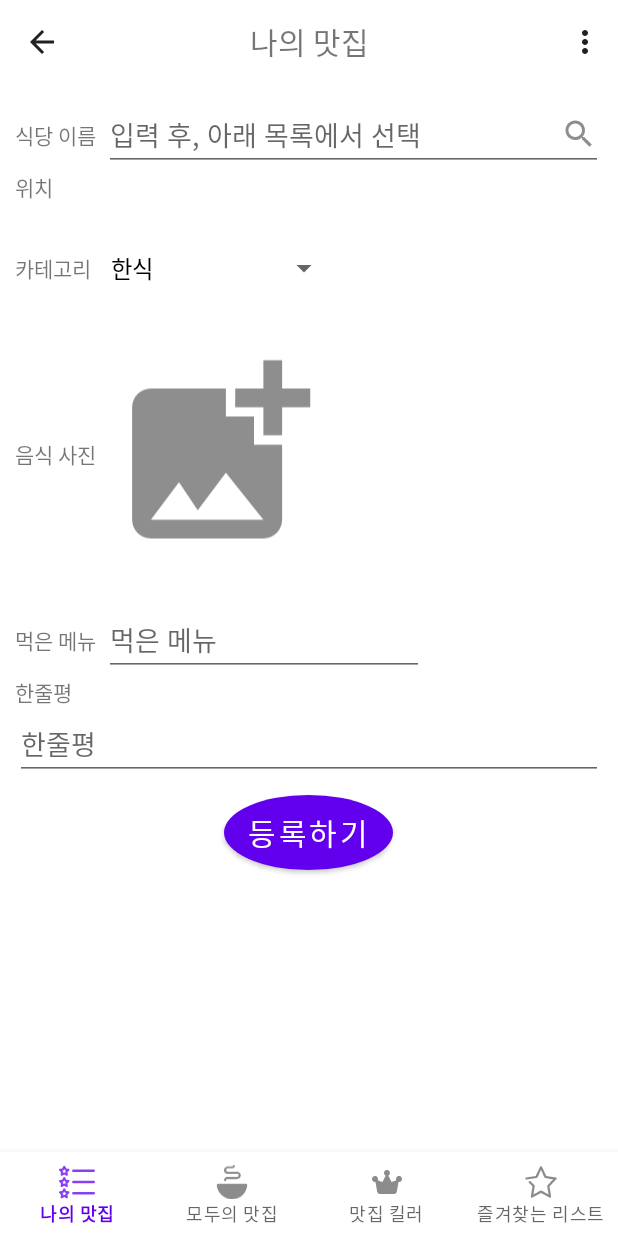
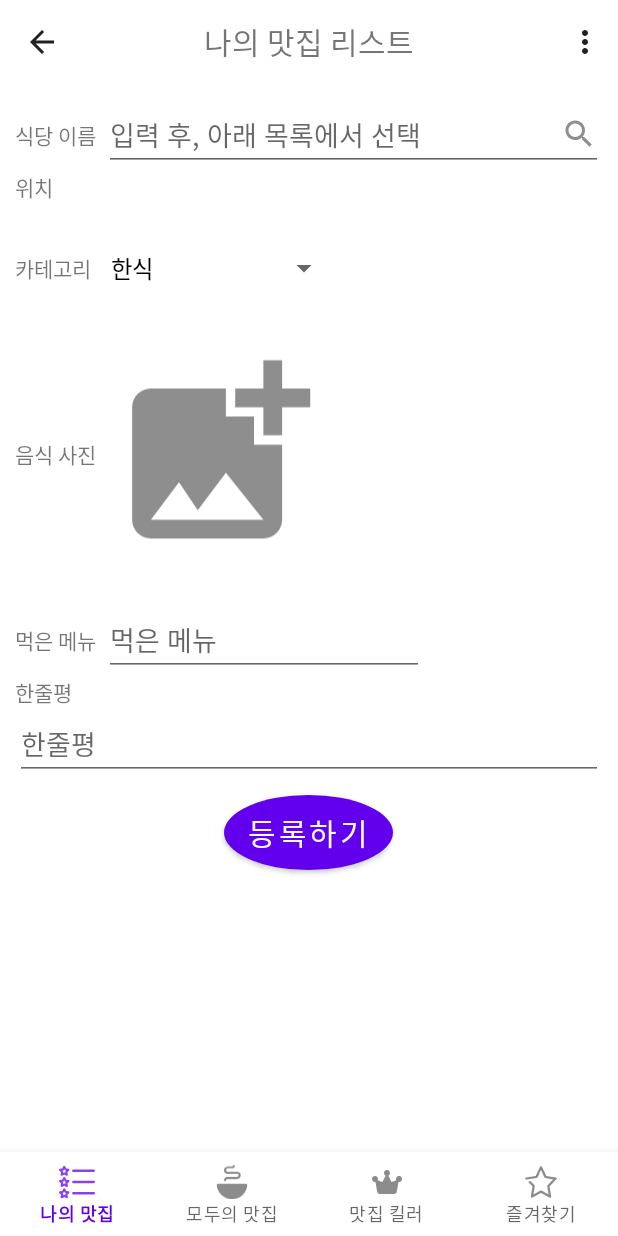
Before and after one commit to dpdms529/JMT, an Android app: the MyList screen opened directly, with no data from a screen before it, after a tap on an icon or button, on a phone screen of 412 x 824 dp. Run offline under Robolectric (Android 15) with nearby library versions, the phone set to English and light mode, and no system bars; our stand-ins replace Firebase (no records; nobody signed in at launch, a user with empty details on screens opened directly); libraries missing offline, so code that uses them is left out: com.kakao.sdk; pictures from the network do not load; 2 statements that could not run were skipped.

Commit message:
Change toolbar text

```diff
--- a/app/src/main/java/org/techtown/jmt/MyList.java
+++ b/app/src/main/java/org/techtown/jmt/MyList.java
@@ -62,7 +62,7 @@ public class MyList extends Fragment {
         View v = inflater.inflate(R.layout.fragment_my_list, container, false);
 
         toolbar_text = getActivity().findViewById(R.id.toolbar_text);
-        toolbar_text.setText("나의 맛집");
+        toolbar_text.setText("나의 맛집 리스트");
 
         preferences = PreferenceManager.getDefaultSharedPreferences(this.getContext());
 
--- a/app/src/main/res/menu/menu_bottom.xml
+++ b/app/src/main/res/menu/menu_bottom.xml
@@ -22,5 +22,5 @@
         android:id="@+id/tab_favorite_list"
         android:enabled="true"
         android:icon="@drawable/ic_star"
-        android:title="즐겨찾는 리스트"/>
+        android:title="즐겨찾기"/>
 </menu>
```
